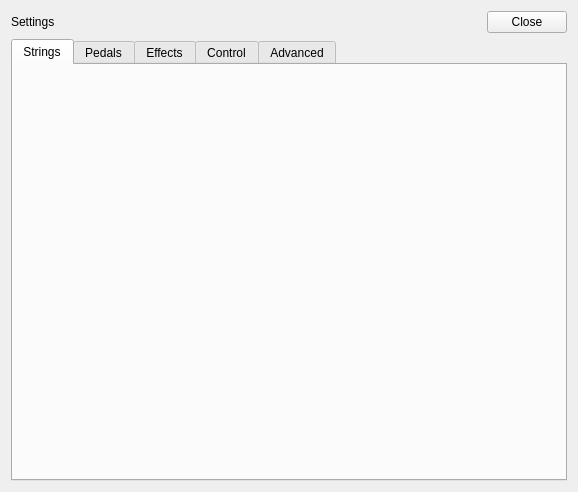
First picture: the form in src/qt/Settings/Settings.ui, repository chuckfairy/OrzaSteel, before the edit.
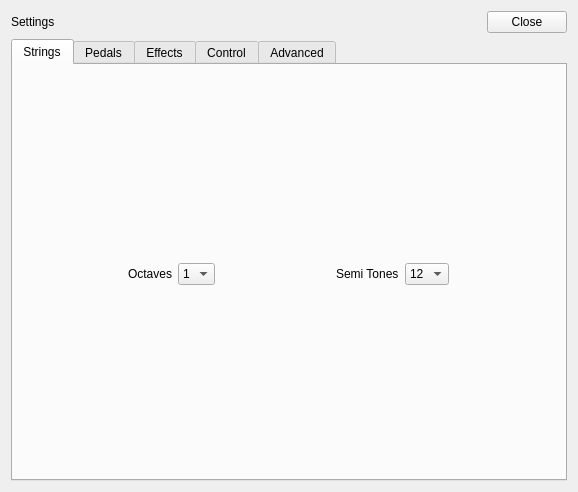
Second picture: the form after the edit.

Commit message: octave support sorta

What changed in the file:
```diff
--- a/src/qt/Settings/Settings.ui
+++ b/src/qt/Settings/Settings.ui
@@ -80,6 +80,150 @@
            <property name="bottomMargin">
             <number>0</number>
            </property>
+           <item>
+            <layout class="QHBoxLayout" name="general_instrument_settings">
+             <property name="sizeConstraint">
+              <enum>QLayout::SetFixedSize</enum>
+             </property>
+             <property name="topMargin">
+              <number>5</number>
+             </property>
+             <item>
+              <layout class="QHBoxLayout" name="horizontalLayout_3">
+               <item>
+                <widget class="QLabel" name="label_2">
+                 <property name="sizePolicy">
+                  <sizepolicy hsizetype="Fixed" vsizetype="Fixed">
+                   <horstretch>0</horstretch>
+                   <verstretch>0</verstretch>
+                  </sizepolicy>
+                 </property>
+                 <property name="text">
+                  <string>Octaves</string>
+                 </property>
+                </widget>
+               </item>
+               <item>
+                <widget class="QComboBox" name="comboBox">
+                 <property name="sizePolicy">
+                  <sizepolicy hsizetype="Fixed" vsizetype="Fixed">
+                   <horstretch>0</horstretch>
+                   <verstretch>0</verstretch>
+                  </sizepolicy>
+                 </property>
+                 <item>
+                  <property name="text">
+                   <string>1</string>
+                  </property>
+                 </item>
+                 <item>
+                  <property name="text">
+                   <string>2</string>
+                  </property>
+                 </item>
+                 <item>
+                  <property name="text">
+                   <string>3</string>
+                  </property>
+                 </item>
+                 <item>
+                  <property name="text">
+                   <string>4</string>
+                  </property>
+                 </item>
+                </widget>
+               </item>
+              </layout>
+             </item>
+             <item>
+              <layout class="QHBoxLayout" name="horizontalLayout">
+               <item>
+                <widget class="QLabel" name="label_3">
+                 <property name="sizePolicy">
+                  <sizepolicy hsizetype="Fixed" vsizetype="Fixed">
+                   <horstretch>0</horstretch>
+                   <verstretch>0</verstretch>
+                  </sizepolicy>
+                 </property>
+                 <property name="text">
+                  <string>Semi Tones</string>
+                 </property>
+                </widget>
+               </item>
+               <item>
+                <widget class="QComboBox" name="comboBox_2">
+                 <property name="sizePolicy">
+                  <sizepolicy hsizetype="Fixed" vsizetype="Fixed">
+                   <horstretch>0</horstretch>
+                   <verstretch>0</verstretch>
+                  </sizepolicy>
+                 </property>
+                 <item>
+                  <property name="text">
+                   <string>12</string>
+                  </property>
+                 </item>
+                 <item>
+                  <property name="text">
+                   <string>11</string>
+                  </property>
+                 </item>
+                 <item>
+                  <property name="text">
+                   <string>10</string>
+                  </property>
+                 </item>
+                 <item>
+                  <property name="text">
+                   <string>9</string>
+                  </property>
+                 </item>
+                 <item>
+                  <property name="text">
+                   <string>8</string>
+                  </property>
+                 </item>
+                 <item>
+                  <property name="text">
+                   <string>7</string>
+                  </property>
+                 </item>
+                 <item>
+                  <property name="text">
+                   <string>6</string>
+                  </property>
+                 </item>
+                 <item>
+                  <property name="text">
+                   <string>5</string>
+                  </property>
+                 </item>
+                 <item>
+                  <property name="text">
+                   <string>4</string>
+                  </property>
+                 </item>
+                 <item>
+                  <property name="text">
+                   <string>3</string>
+                  </property>
+                 </item>
+                 <item>
+                  <property name="text">
+                   <string>2</string>
+                  </property>
+                 </item>
+                 <item>
+                  <property name="text">
+                   <string>1</string>
+                  </property>
+                 </item>
+                </widget>
+               </item>
+              </layout>
+             </item>
+            </layout>
+           </item>
           </layout>
          </item>
         </layout>
```
The commit also changes 4 other files.
